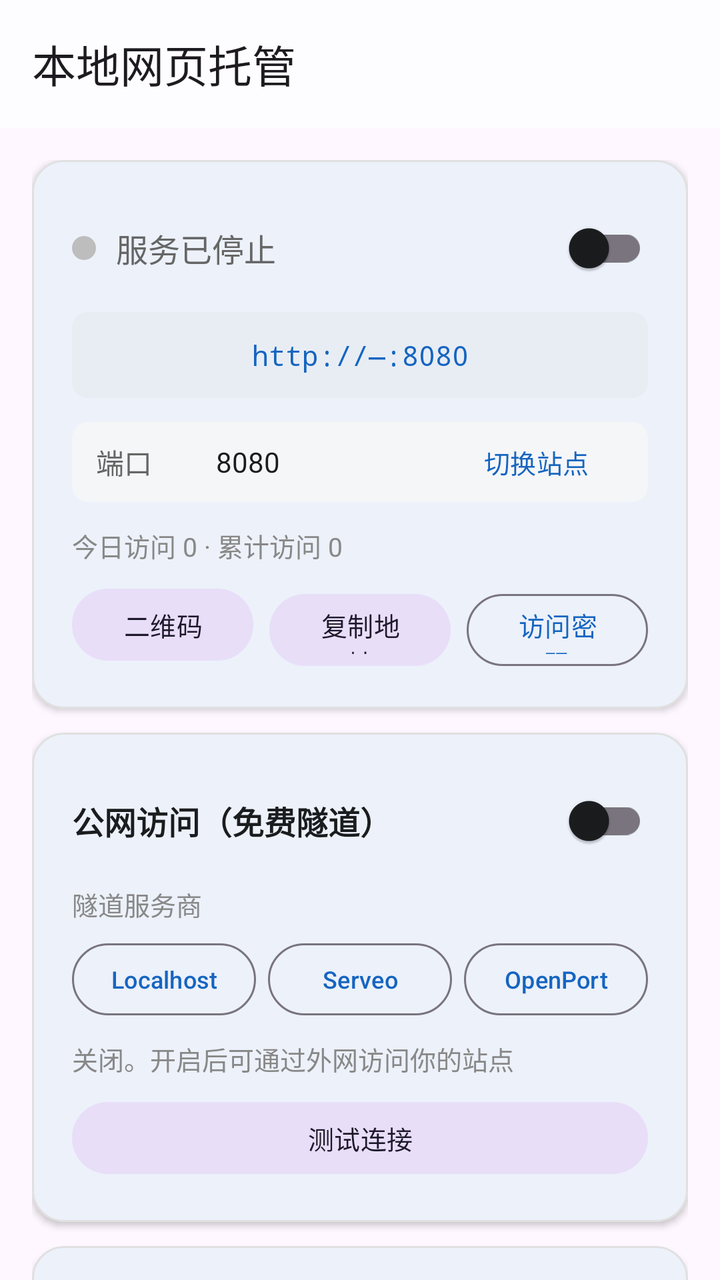
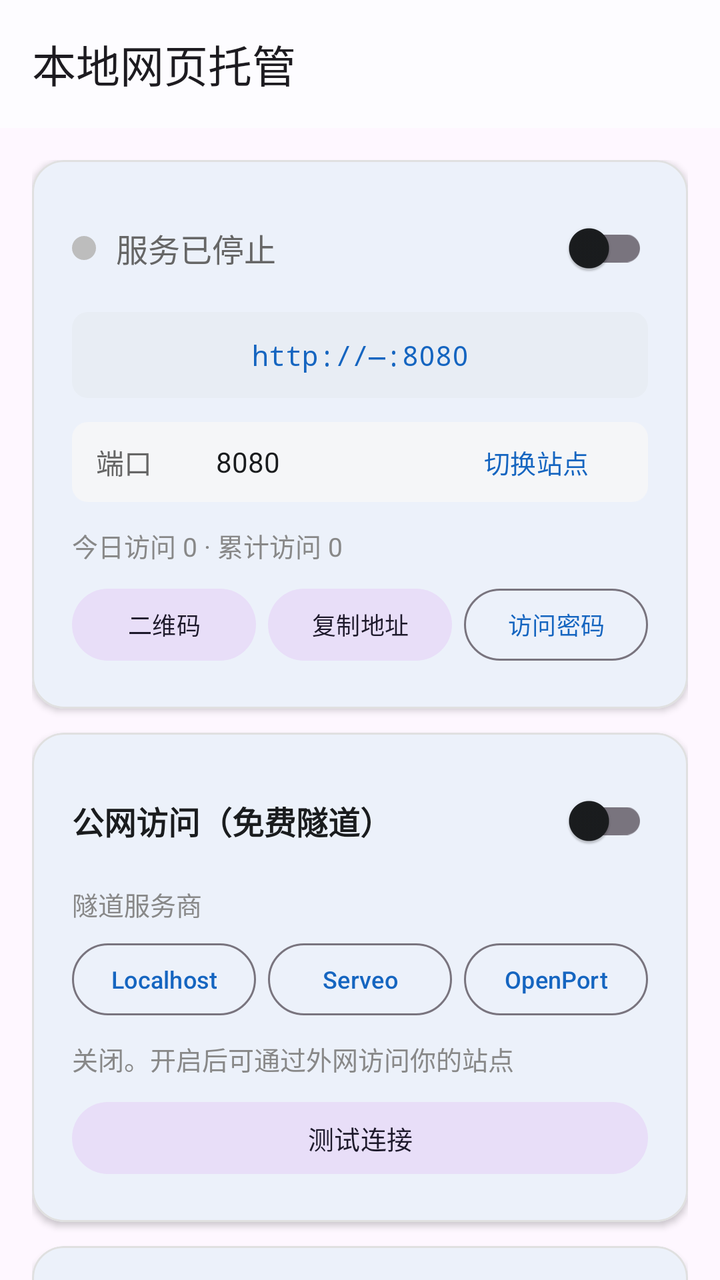

Two renders of the same Android screen: before a commit and after it. Below are the layout's source before the change and the commit's diff.
<!-- AndroidManifest.xml: application theme AppTheme -->
<!-- res/layout/activity_main.xml -->
<?xml version="1.0" encoding="utf-8"?>
<androidx.coordinatorlayout.widget.CoordinatorLayout
    xmlns:android="http://schemas.android.com/apk/res/android"
    xmlns:app="http://schemas.android.com/apk/res-auto"
    android:layout_width="match_parent"
    android:layout_height="match_parent"
    android:fitsSystemWindows="true">

    <com.google.android.material.appbar.AppBarLayout
        android:layout_width="match_parent"
        android:layout_height="wrap_content"
        android:fitsSystemWindows="true">

        <com.google.android.material.appbar.MaterialToolbar
            android:id="@+id/toolbar"
            android:layout_width="match_parent"
            android:layout_height="?attr/actionBarSize"
            app:title="本地网页托管" />

    </com.google.android.material.appbar.AppBarLayout>

    <androidx.core.widget.NestedScrollView
        android:layout_width="match_parent"
        android:layout_height="match_parent"
        app:layout_behavior="@string/appbar_scrolling_view_behavior"
        android:clipToPadding="false"
        android:paddingBottom="24dp">

        <LinearLayout
            android:layout_width="match_parent"
            android:layout_height="wrap_content"
            android:orientation="vertical"
            android:padding="16dp">

            
            <com.google.android.material.card.MaterialCardView
                android:layout_width="match_parent"
                android:layout_height="wrap_content"
                app:cardCornerRadius="16dp"
                app:cardElevation="2dp"
                app:strokeWidth="1dp"
                app:strokeColor="@color/stroke"
                android:layout_marginBottom="12dp">

                <LinearLayout
                    android:layout_width="match_parent"
                    android:layout_height="wrap_content"
                    android:orientation="vertical"
                    android:padding="20dp">

                    <LinearLayout
                        android:layout_width="match_parent"
                        android:layout_height="wrap_content"
                        android:orientation="horizontal"
                        android:gravity="center_vertical">

                        <ImageView
                            android:id="@+id/statusDot"
                            android:layout_width="12dp"
                            android:layout_height="12dp"
                            android:src="@drawable/dot_off"
                            android:contentDescription="服务状态" />

                        <TextView
                            android:id="@+id/status"
                            android:layout_width="0dp"
                            android:layout_height="wrap_content"
                            android:layout_weight="1"
                            android:text="服务已停止"
                            android:textSize="16sp"
                            android:textColor="@color/text_secondary"
                            android:layout_marginStart="10dp" />

                        <com.google.android.material.switchmaterial.SwitchMaterial
                            android:id="@+id/switchServer"
                            android:layout_width="wrap_content"
                            android:layout_height="48dp" />

                    </LinearLayout>

                    <TextView
                        android:id="@+id/address"
                        android:layout_width="match_parent"
                        android:layout_height="wrap_content"
                        android:text="http://—:8080"
                        android:textSize="14sp"
                        android:textColor="@color/accent"
                        android:fontFamily="monospace"
                        android:textIsSelectable="true"
                        android:padding="12dp"
                        android:layout_marginTop="8dp"
                        android:background="@drawable/bg_address"
                        android:gravity="center" />

                    <LinearLayout
                        android:layout_width="match_parent"
                        android:layout_height="wrap_content"
                        android:orientation="horizontal"
                        android:gravity="center_vertical"
                        android:layout_marginTop="12dp"
                        android:background="@drawable/bg_input"
                        android:paddingHorizontal="12dp">

                        <TextView
                            android:layout_width="wrap_content"
                            android:layout_height="wrap_content"
                            android:text="端口"
                            android:textSize="14sp"
                            android:textColor="@color/text_secondary" />

                        <EditText
                            android:id="@+id/port"
                            android:layout_width="80dp"
                            android:layout_height="40dp"
                            android:inputType="number"
                            android:text="8080"
                            android:textSize="14sp"
                            android:textColor="@color/text_primary"
                            android:background="@null"
                            android:gravity="center"
                            android:layout_marginStart="8dp" />

                        <View
                            android:layout_width="0dp"
                            android:layout_height="0dp"
                            android:layout_weight="1" />

                        <com.google.android.material.button.MaterialButton
                            android:id="@+id/btnSites"
                            style="@style/Widget.Material3.Button.TextButton"
                            android:layout_width="wrap_content"
                            android:layout_height="40dp"
                            android:text="切换站点"
                            android:textSize="13sp" />

                    </LinearLayout>

                    
                    <TextView
                        android:id="@+id/statsView"
                        android:layout_width="match_parent"
                        android:layout_height="wrap_content"
                        android:text="今日访问 0 · 累计访问 0"
                        android:textSize="13sp"
                        android:textColor="@color/text_dim"
                        android:layout_marginTop="12dp" />

                    
                    <LinearLayout
                        android:layout_width="match_parent"
                        android:layout_height="wrap_content"
                        android:orientation="horizontal"
                        android:layout_marginTop="8dp">

                        <com.google.android.material.button.MaterialButton
                            android:id="@+id/btnQRCode"
                            style="@style/Widget.Material3.Button.TonalButton"
                            android:layout_width="0dp"
                            android:layout_height="44dp"
                            android:layout_weight="1"
                            android:text="二维码"
                            android:textSize="13sp" />

                        <com.google.android.material.button.MaterialButton
                            android:id="@+id/btnCopyAddr"
                            style="@style/Widget.Material3.Button.TonalButton"
                            android:layout_width="0dp"
                            android:layout_height="44dp"
                            android:layout_weight="1"
                            android:layout_marginStart="8dp"
                            android:text="复制地址"
                            android:textSize="13sp" />

                        <com.google.android.material.button.MaterialButton
                            android:id="@+id/btnSetPassword"
                            style="@style/Widget.Material3.Button.OutlinedButton"
                            android:layout_width="0dp"
                            android:layout_height="44dp"
                            android:layout_weight="1"
                            android:layout_marginStart="8dp"
                            android:text="访问密码"
                            android:textSize="13sp" />

                    </LinearLayout>

                </LinearLayout>

            </com.google.android.material.card.MaterialCardView>

            
            <com.google.android.material.card.MaterialCardView
                android:layout_width="match_parent"
                android:layout_height="wrap_content"
                app:cardCornerRadius="16dp"
                app:cardElevation="2dp"
                app:strokeWidth="1dp"
                app:strokeColor="@color/stroke"
                android:layout_marginBottom="12dp">

                <LinearLayout
                    android:layout_width="match_parent"
                    android:layout_height="wrap_content"
                    android:orientation="vertical"
                    android:padding="20dp">

                    <LinearLayout
                        android:layout_width="match_parent"
                        android:layout_height="wrap_content"
                        android:orientation="horizontal"
                        android:gravity="center_vertical">

                        <TextView
                            android:layout_width="0dp"
                            android:layout_height="wrap_content"
                            android:layout_weight="1"
                            android:text="公网访问（免费隧道）"
                            android:textSize="16sp"
                            android:textStyle="bold"
                            android:textColor="@color/text_primary" />

                        <com.google.android.material.switchmaterial.SwitchMaterial
                            android:id="@+id/switchTunnel"
                            android:layout_width="wrap_content"
                            android:layout_height="48dp" />

                    </LinearLayout>

                    
                    <TextView
                        android:layout_width="match_parent"
                        android:layout_height="wrap_content"
                        android:text="隧道服务商"
                        android:textSize="13sp"
                        android:textColor="@color/text_dim"
                        android:layout_marginTop="8dp" />

                    <LinearLayout
                        android:id="@+id/providerGroup"
                        android:layout_width="match_parent"
                        android:layout_height="wrap_content"
                        android:orientation="horizontal"
                        android:layout_marginTop="6dp">

                        <com.google.android.material.button.MaterialButton
                            android:id="@+id/btnProvider1"
                            style="@style/Widget.Material3.Button.OutlinedButton"
                            android:layout_width="0dp"
                            android:layout_height="44dp"
                            android:layout_weight="1"
                            android:text="Localhost"
                            android:textSize="12sp"
                            android:maxLines="1"
                            android:ellipsize="end"
                            android:paddingHorizontal="2dp" />

                        <com.google.android.material.button.MaterialButton
                            android:id="@+id/btnProvider2"
                            style="@style/Widget.Material3.Button.OutlinedButton"
                            android:layout_width="0dp"
                            android:layout_height="44dp"
                            android:layout_weight="1"
                            android:layout_marginStart="6dp"
                            android:text="Serveo"
                            android:textSize="12sp"
                            android:maxLines="1"
                            android:ellipsize="end"
                            android:paddingHorizontal="2dp" />

                        <com.google.android.material.button.MaterialButton
                            android:id="@+id/btnProvider3"
                            style="@style/Widget.Material3.Button.OutlinedButton"
                            android:layout_width="0dp"
                            android:layout_height="44dp"
                            android:layout_weight="1"
                            android:layout_marginStart="6dp"
                            android:text="OpenPort"
                            android:textSize="12sp"
                            android:maxLines="1"
                            android:ellipsize="end"
                            android:paddingHorizontal="2dp" />

                    </LinearLayout>

                    <TextView
                        android:id="@+id/tunnelStatus"
                        android:layout_width="match_parent"
                        android:layout_height="wrap_content"
                        android:text="关闭。开启后可通过外网访问你的站点"
                        android:textSize="13sp"
                        android:textColor="@color/text_dim"
                        android:layout_marginTop="8dp" />

                    <TextView
                        android:id="@+id/tunnelUrl"
                        android:layout_width="match_parent"
                        android:layout_height="wrap_content"
                        android:text=""
                        android:textSize="14sp"
                        android:textColor="@color/accent"
                        android:fontFamily="monospace"
                        android:textIsSelectable="true"
                        android:padding="10dp"
                        android:layout_marginTop="8dp"
                        android:background="@drawable/bg_address"
                        android:visibility="gone" />

                    <com.google.android.material.button.MaterialButton
                        android:id="@+id/btnTestConnection"
                        style="@style/Widget.Material3.Button.TonalButton"
                        android:layout_width="match_parent"
                        android:layout_height="44dp"
                        android:layout_marginTop="8dp"
                        android:text="测试连接"
                        android:textSize="13sp" />

                </LinearLayout>

            </com.google.android.material.card.MaterialCardView>

            
            <com.google.android.material.card.MaterialCardView
                android:layout_width="match_parent"
                android:layout_height="wrap_content"
                app:cardCornerRadius="16dp"
                app:cardElevation="2dp"
                app:strokeWidth="1dp"
                app:strokeColor="@color/stroke"
                android:layout_marginBottom="12dp">

                <LinearLayout
                    android:layout_width="match_parent"
                    android:layout_height="wrap_content"
                    android:orientation="vertical"
                    android:padding="20dp">

                    <LinearLayout
                        android:layout_width="match_parent"
                        android:layout_height="wrap_content"
                        android:orientation="horizontal"
                        android:gravity="center_vertical">

                        <TextView
                            android:layout_width="0dp"
                            android:layout_height="wrap_content"
                            android:layout_weight="1"
                            android:text="文件管理"
                            android:textSize="16sp"
                            android:textStyle="bold"
                            android:textColor="@color/text_primary" />

                        <TextView
                            android:id="@+id/currentSite"
                            android:layout_width="wrap_content"
                            android:layout_height="wrap_content"
                            android:text="站点: default"
                            android:textSize="12sp"
                            android:textColor="@color/text_dim" />

                    </LinearLayout>

                    <LinearLayout
                        android:layout_width="match_parent"
                        android:layout_height="wrap_content"
                        android:orientation="horizontal"
                        android:layout_marginTop="12dp">

                        <com.google.android.material.button.MaterialButton
                            android:id="@+id/btnUpload"
                            style="@style/Widget.Material3.Button.TonalButton"
                            android:layout_width="0dp"
                            android:layout_height="48dp"
                            android:layout_weight="1"
                            android:text="导入文件"
                            app:icon="@drawable/ic_upload"
                            app:iconGravity="textStart"
                            android:textSize="13sp" />

                        <com.google.android.material.button.MaterialButton
                            android:id="@+id/btnImportFolder"
                            style="@style/Widget.Material3.Button.TonalButton"
                            android:layout_width="0dp"
                            android:layout_height="48dp"
                            android:layout_weight="1"
                            android:layout_marginStart="8dp"
                            android:text="导入文件夹"
                            app:icon="@drawable/ic_folder"
                            app:iconGravity="textStart"
                            android:textSize="13sp" />

                    </LinearLayout>

                    <LinearLayout
                        android:layout_width="match_parent"
                        android:layout_height="wrap_content"
                        android:orientation="horizontal"
                        android:layout_marginTop="8dp">

                        <com.google.android.material.button.MaterialButton
                            android:id="@+id/btnImportZip"
                            style="@style/Widget.Material3.Button.OutlinedButton"
                            android:layout_width="0dp"
                            android:layout_height="48dp"
                            android:layout_weight="1"
                            android:text="导入ZIP"
                            app:icon="@drawable/ic_zip"
                            app:iconGravity="textStart"
                            android:textSize="13sp" />

                        <com.google.android.material.button.MaterialButton
                            android:id="@+id/btnNewSite"
                            style="@style/Widget.Material3.Button.OutlinedButton"
                            android:layout_width="0dp"
                            android:layout_height="48dp"
                            android:layout_weight="1"
                            android:layout_marginStart="8dp"
                            android:text="新建站点"
                            app:icon="@drawable/ic_add"
                            app:iconGravity="textStart"
                            android:textSize="13sp" />

                    </LinearLayout>

                    <TextView
                        android:layout_width="match_parent"
                        android:layout_height="wrap_content"
                        android:text="当前站点文件:"
                        android:textSize="13sp"
                        android:textColor="@color/text_dim"
                        android:layout_marginTop="12dp" />

                    <LinearLayout
                        android:id="@+id/fileList"
                        android:layout_width="match_parent"
                        android:layout_height="wrap_content"
                        android:orientation="vertical"
                        android:layout_marginTop="4dp" />

                </LinearLayout>

            </com.google.android.material.card.MaterialCardView>

            
            <com.google.android.material.card.MaterialCardView
                android:layout_width="match_parent"
                android:layout_height="wrap_content"
                app:cardCornerRadius="16dp"
                app:cardElevation="2dp"
                app:strokeWidth="1dp"
                app:strokeColor="@color/stroke">

                <LinearLayout
                    android:layout_width="match_parent"
                    android:layout_height="wrap_content"
                    android:orientation="vertical"
                    android:padding="20dp">

                    <LinearLayout
                        android:layout_width="match_parent"
                        android:layout_height="wrap_content"
                        android:orientation="horizontal"
                        android:gravity="center_vertical">

                        <TextView
                            android:layout_width="0dp"
                            android:layout_height="wrap_content"
                            android:layout_weight="1"
                            android:text="访问日志"
                            android:textSize="16sp"
                            android:textStyle="bold"
                            android:textColor="@color/text_primary" />

                        <com.google.android.material.button.MaterialButton
                            android:id="@+id/btnClearLog"
                            style="@style/Widget.Material3.Button.TextButton"
                            android:layout_width="48dp"
                            android:layout_height="48dp"
                            android:insetLeft="0dp"
                            android:insetRight="0dp"
                            android:minWidth="0dp"
                            android:text="清空"
                            android:textSize="12sp" />

                    </LinearLayout>

                    <ScrollView
                        android:layout_width="match_parent"
                        android:layout_height="250dp"
                        android:layout_marginTop="8dp"
                        android:background="@color/bg_log"
                        android:padding="4dp">

                        <TextView
                            android:id="@+id/log"
                            android:layout_width="match_parent"
                            android:layout_height="wrap_content"
                            android:padding="10dp"
                            android:textSize="12sp"
                            android:textColor="@color/log_text"
                            android:fontFamily="monospace"
                            android:textIsSelectable="true"
                            android:text="等待启动..." />

                    </ScrollView>

                </LinearLayout>

            </com.google.android.material.card.MaterialCardView>

        </LinearLayout>

    </androidx.core.widget.NestedScrollView>

</androidx.coordinatorlayout.widget.CoordinatorLayout>
<!-- resources referenced by this layout -->
<resources>
  <color name="accent">#1565C0</color>
  <color name="bg_log">#F7F8FA</color>
  <color name="log_text">#444444</color>
  <color name="stroke">#E0E0E0</color>
  <color name="text_dim">#888888</color>
  <color name="text_primary">#1A1C1E</color>
  <color name="text_secondary">#666666</color>
  <!-- drawable bg_address (drawable) -->
  <shape android:shape="rectangle" xmlns:android="http://schemas.android.com/apk/res/android">
      <solid android:color="@color/bg_address" />
      <corners android:radius="8dp" />
  </shape>
  <!-- drawable bg_input (drawable) -->
  <shape android:shape="rectangle" xmlns:android="http://schemas.android.com/apk/res/android">
      <solid android:color="@color/bg_input" />
      <corners android:radius="8dp" />
  </shape>
  <!-- drawable dot_off (drawable) -->
  <vector android:width="12dp" android:height="12dp" android:viewportWidth="12" android:viewportHeight="12"
      xmlns:android="http://schemas.android.com/apk/res/android">
      <path android:fillColor="@color/bg_dot_off" android:pathData="M6,0 C9.31,0 12,2.69 12,6 C12,9.31 9.31,12 6,12 C2.69,12 0,9.31 0,6 C0,2.69 2.69,0 6,0 Z" />
  </vector>
  <!-- drawable ic_add (drawable) -->
  <vector android:width="24dp" android:height="24dp" android:viewportWidth="24" android:viewportHeight="24"
      xmlns:android="http://schemas.android.com/apk/res/android">
      <path android:fillColor="#1565C0" android:pathData="M19,13h-6v6h-2v-6H5v-2h6V5h2v6h6v2z" />
  </vector>
  <!-- drawable ic_folder (drawable) -->
  <vector android:width="24dp" android:height="24dp" android:viewportWidth="24" android:viewportHeight="24"
      xmlns:android="http://schemas.android.com/apk/res/android">
      <path android:fillColor="#1565C0" android:pathData="M10,4H4c-1.1,0 -2,0.9 -2,2v12c0,1.1 0.9,2 2,2h16c1.1,0 2,-0.9 2,-2V8c0,-1.1 -0.9,-2 -2,-2h-8l-2,-2z" />
  </vector>
  <!-- drawable ic_upload (drawable) -->
  <vector android:width="24dp" android:height="24dp" android:viewportWidth="24" android:viewportHeight="24"
      xmlns:android="http://schemas.android.com/apk/res/android">
      <path android:fillColor="#1565C0" android:pathData="M9,16h6v-6h4l-7,-7 -7,7h4zM5,18h14v2H5z" />
  </vector>
  <!-- drawable ic_zip (drawable) -->
  <vector android:width="24dp" android:height="24dp" android:viewportWidth="24" android:viewportHeight="24"
      xmlns:android="http://schemas.android.com/apk/res/android">
      <path android:fillColor="#1565C0" android:pathData="M20,6h-8l-2,-2H4c-1.1,0 -1.99,0.9 -1.99,2L2,18c0,1.1 0.9,2 2,2h16c1.1,0 2,-0.9 2,-2V8c0,-1.1 -0.9,-2 -2,-2zM18,12h-2v2h-2v-2h-2v-2h2V8h2v2h2v2z" />
      <path android:fillColor="#FFFFFF" android:pathData="M18,12h-2v2h-2v-2h-2v-2h2V8h2v2h2v2z" />
  </vector>
  <style name="AppTheme" parent="Theme.Material3.DayNight.NoActionBar">
          <item name="colorPrimary">#1565C0</item>
          <item name="colorOnPrimary">#FFFFFF</item>
          <item name="colorPrimaryContainer">#D1E4FF</item>
          <item name="colorOnPrimaryContainer">#001D36</item>
          <item name="colorSecondary">#535F70</item>
          <item name="colorOnSecondary">#FFFFFF</item>
          <item name="colorSurface">#FDFCFF</item>
          <item name="colorOnSurface">#1A1C1E</item>
          <item name="android:statusBarColor">#1565C0</item>
          <item name="android:navigationBarColor">#FDFCFF</item>
          <item name="android:windowLightStatusBar">false</item>
          <item name="android:forceDarkAllowed">false</item>
      </style>
  <color name="bg_address">#E8EDF4</color>
  <color name="bg_input">#F5F6F8</color>
  <color name="bg_dot_off">#BDBDBD</color>
</resources>

<!-- the commit's change to res/layout/activity_main.xml (unified diff, before → after) -->
@@ -159,7 +159,10 @@
                             android:layout_height="44dp"
                             android:layout_weight="1"
                             android:text="二维码"
-                            android:textSize="13sp" />
+                            android:textSize="12sp"
+                            android:maxLines="1"
+                            android:ellipsize="end"
+                            android:paddingHorizontal="2dp" />
 
                         <com.google.android.material.button.MaterialButton
                             android:id="@+id/btnCopyAddr"
@@ -167,9 +170,12 @@
                             android:layout_width="0dp"
                             android:layout_height="44dp"
                             android:layout_weight="1"
-                            android:layout_marginStart="8dp"
+                            android:layout_marginStart="6dp"
                             android:text="复制地址"
-                            android:textSize="13sp" />
+                            android:textSize="12sp"
+                            android:maxLines="1"
+                            android:ellipsize="end"
+                            android:paddingHorizontal="2dp" />
 
                         <com.google.android.material.button.MaterialButton
                             android:id="@+id/btnSetPassword"
@@ -177,9 +183,12 @@
                             android:layout_width="0dp"
                             android:layout_height="44dp"
                             android:layout_weight="1"
-                            android:layout_marginStart="8dp"
+                            android:layout_marginStart="6dp"
                             android:text="访问密码"
-                            android:textSize="13sp" />
+                            android:textSize="12sp"
+                            android:maxLines="1"
+                            android:ellipsize="end"
+                            android:paddingHorizontal="2dp" />
 
                     </LinearLayout>
 
